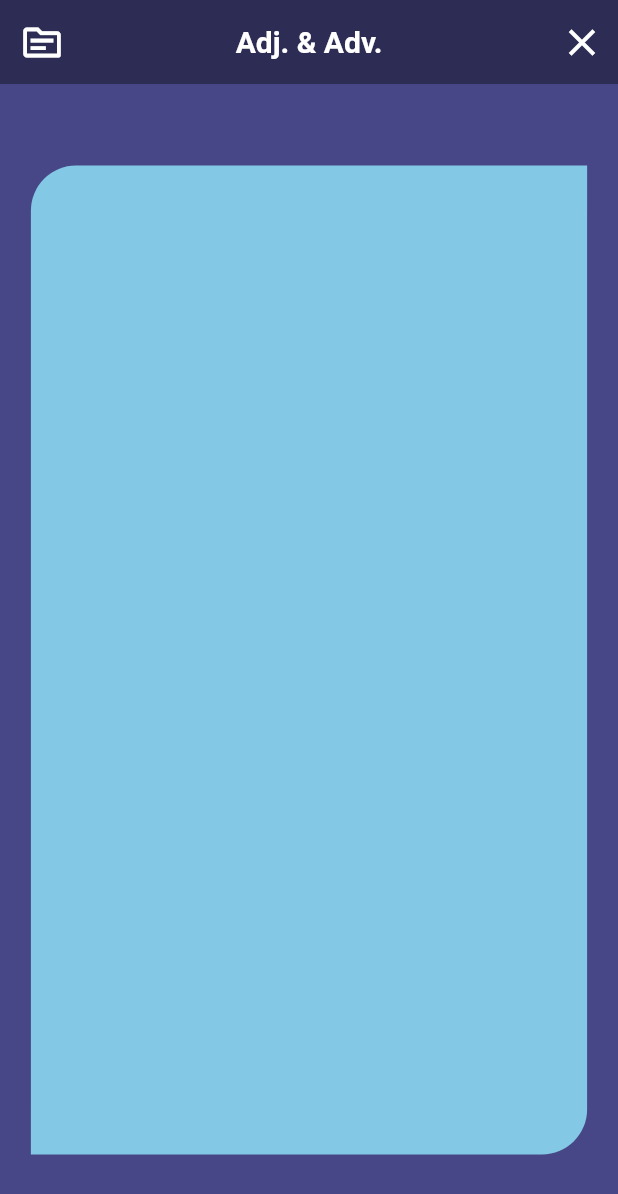
After one commit to ashikulislamdev/flashcard_app, a Flutter app: the screen it shows after launch, after a tap on "Adj. & Adv.", on a phone screen of 412 x 824 dp. The commit adds this screen. Shown: the top 1194 px of the screen. Run offline on Flutter 3.47's test engine with Material 3 defaults, Android fonts, the phone set to English and light mode, and no system bars.

Commit message:
Custom SlideAnimation and FadeIn animation added

```diff
--- /dev/null
+++ b/lib/animation/fadein_animation.dart
@@ -0,0 +1,51 @@
+import 'package:flutter/material.dart';
+
+class FadeInAnimation extends StatefulWidget {
+  const FadeInAnimation({super.key, required this.child});
+  final Widget child;
+
+  @override
+  State<FadeInAnimation> createState() => _FadeInAnimationState();
+}
+
+class _FadeInAnimationState extends State<FadeInAnimation>
+    with SingleTickerProviderStateMixin {
+  late final AnimationController animationController;
+  late final Animation scaleAnimation, opacityAnimation;
+
+  @override
+  void initState() {
+    animationController = AnimationController(
+        duration: const Duration(milliseconds: 800), vsync: this);
+
+    scaleAnimation = Tween(begin: 0.90, end: 1.0).animate(CurvedAnimation(
+        parent: animationController, curve: Curves.easeInOutSine));
+
+    opacityAnimation = Tween(begin: 0.50, end: 1.0).animate(CurvedAnimation(
+        parent: animationController, curve: Curves.easeInOutSine));
+    animationController.forward();
+
+    super.initState();
+  }
+
+  @override
+  void dispose() {
+    animationController.dispose();
+    super.dispose();
+  }
+
+  @override
+  Widget build(BuildContext context) {
+    return AnimatedBuilder(
+      animation: animationController,
+      builder: (context, child) => Opacity(
+        opacity: opacityAnimation.value,
+        child: Transform(
+          alignment: Alignment.center,
+          transform: Matrix4.identity()..scale(scaleAnimation.value),
+          child: widget.child,
+        ),
+      ),
+    );
+  }
+}
--- /dev/null
+++ b/lib/animation/slide_animation.dart
@@ -0,0 +1,101 @@
+import 'package:flutter/material.dart';
+
+enum SlideDirection {
+  none,
+  rightIn,
+  leftIn,
+  upIn,
+  bottomIn,
+  bottomRightIn,
+  topRightIn,
+  topLeftIn,
+  bottomLeftIn
+}
+
+class SlideAnimation extends StatefulWidget {
+  const SlideAnimation(
+      {super.key,
+      required this.child,
+      required this.slideDirection,
+      this.isAnimate = true});
+  final Widget child;
+  final SlideDirection slideDirection;
+  final bool isAnimate;
+
+  @override
+  State<SlideAnimation> createState() => _SlideAnimationState();
+}
+
+class _SlideAnimationState extends State<SlideAnimation>
+    with SingleTickerProviderStateMixin {
+  late final AnimationController animationController;
+
+  @override
+  void initState() {
+    animationController = AnimationController(
+        vsync: this, duration: const Duration(milliseconds: 800));
+
+    if (widget.isAnimate) {
+      animationController.forward();
+    }
+
+    super.initState();
+  }
+
+  @override
+  void didUpdateWidget(covariant SlideAnimation oldWidget) {
+    if (widget.isAnimate) {
+      animationController.forward();
+    }
+    super.didUpdateWidget(oldWidget);
+  }
+
+  @override
+  void dispose() {
+    animationController.dispose();
+    super.dispose();
+  }
+
+  @override
+  Widget build(BuildContext context) {
+    final Animation<Offset> animation;
+    Tween<Offset> tween;
+
+    switch (widget.slideDirection) {
+      case SlideDirection.rightIn:
+        tween = Tween(begin: const Offset(1, 0), end: const Offset(0, 0));
+        break;
+      case SlideDirection.leftIn:
+        tween = Tween(begin: const Offset(-1, 0), end: const Offset(0, 0));
+        break;
+      case SlideDirection.upIn:
+        tween = Tween(begin: const Offset(0, 1), end: const Offset(0, 0));
+        break;
+      case SlideDirection.bottomIn:
+        tween = Tween(begin: const Offset(0, -1), end: const Offset(0, 0));
+        break;
+      case SlideDirection.bottomRightIn:
+        tween = Tween(begin: const Offset(1, 1), end: const Offset(0, 0));
+        break;
+      case SlideDirection.bottomLeftIn:
+        tween = Tween(begin: const Offset(-1, 1), end: const Offset(0, 0));
+        break;
+      case SlideDirection.topRightIn:
+        tween = Tween(begin: const Offset(1, -1), end: const Offset(0, 0));
+        break;
+      case SlideDirection.topLeftIn:
+        tween = Tween(begin: const Offset(-1, -1), end: const Offset(0, 0));
+        break;
+      default:
+        tween = Tween(begin: const Offset(0, 0), end: const Offset(0, 0));
+        break;
+    }
+    animation = tween.animate(
+        CurvedAnimation(parent: animationController, curve: Curves.easeInOut));
+
+    return SlideTransition(
+      position: animation,
+      child: widget.child,
+    );
+  }
+}
--- a/lib/pages/flashcard_page.dart
+++ b/lib/pages/flashcard_page.dart
@@ -1,3 +1,4 @@
+import 'package:flashcard_app/animation/slide_animation.dart';
 import 'package:flashcard_app/controller/flashcard_notifier.dart';
 import 'package:flashcard_app/utils/constants.dart';
 import 'package:flashcard_app/widgets/common_appbar.dart';
@@ -19,7 +20,9 @@ class _FlashCardPageState extends State<FlashCardPage> {
     return Consumer<FlashCardNotifier>(builder: (_, notifier, __) {
       return Scaffold(
         appBar: const CommonAppBar(),
-        body: Center(
+        body: SlideAnimation(
+          slideDirection: SlideDirection.topRightIn,
+          child: Center(
             child: Container(
               width: dSize.width * 0.9,
               height: dSize.height * 0.8,
@@ -30,6 +33,7 @@ class _FlashCardPageState extends State<FlashCardPage> {
                       bottomRight: Radius.circular(30))),
             ),
           ),
+        ),
       );
     });
   }
--- a/lib/pages/home_page.dart
+++ b/lib/pages/home_page.dart
@@ -1,3 +1,4 @@
+import 'package:flashcard_app/animation/fadein_animation.dart';
 import 'package:flashcard_app/data/words.dart';
 import 'package:flashcard_app/utils/constants.dart';
 import 'package:flashcard_app/widgets/topic_tile.dart';
@@ -44,10 +45,12 @@ class _HomePageState extends State<HomePage> {
               color: whiteColor,
               size: 32,
             ),
-            Text(
-              "Flash Card\n我国学习卡",
-              textAlign: TextAlign.center,
-              style: appTheme.appBarTheme.titleTextStyle,
+            FadeInAnimation(
+              child: Text(
+                "Flash Card\n我国学习卡",
+                textAlign: TextAlign.center,
+                style: appTheme.appBarTheme.titleTextStyle,
+              ),
             ),
             const Icon(
               Icons.settings_outlined,
@@ -67,7 +70,8 @@ class _HomePageState extends State<HomePage> {
               flexibleSpace: FlexibleSpaceBar(
                 background: Padding(
                   padding: EdgeInsets.all(dSize.width * 0.09),
-                  child: Image.asset("assets/images/dragon.png"),
+                  child: FadeInAnimation(
+                      child: Image.asset("assets/images/dragon.png")),
                 ),
               ),
             ),
--- a/lib/widgets/common_appbar.dart
+++ b/lib/widgets/common_appbar.dart
@@ -1,3 +1,4 @@
+import 'package:flashcard_app/animation/fadein_animation.dart';
 import 'package:flashcard_app/controller/flashcard_notifier.dart';
 import 'package:flashcard_app/pages/home_page.dart';
 import 'package:flashcard_app/utils/constants.dart';
@@ -11,7 +12,8 @@ class CommonAppBar extends StatelessWidget implements PreferredSizeWidget {
 
   @override
   Widget build(BuildContext context) {
-    return Consumer<FlashCardNotifier>(builder: (_, notifier, __) {
+    return Consumer<FlashCardNotifier>(
+      builder: (_, notifier, __) {
         return AppBar(
           leading: Padding(
             padding: const EdgeInsets.all(8),
@@ -21,12 +23,15 @@ class CommonAppBar extends StatelessWidget implements PreferredSizeWidget {
                 Icons.topic_outlined,
                 size: 30,
                 color: whiteColor,
-              )),
               ),
-        title: Text(
+            ),
+          ),
+          title: FadeInAnimation(
+            child: Text(
               notifier.topic,
-          style:
-              appTheme.appBarTheme.titleTextStyle!.copyWith(color: whiteColor),
+              style: appTheme.appBarTheme.titleTextStyle!
+                  .copyWith(color: whiteColor),
+            ),
           ),
           actions: [
             IconButton(
@@ -41,10 +46,12 @@ class CommonAppBar extends StatelessWidget implements PreferredSizeWidget {
                 Icons.close,
                 size: 30,
                 color: whiteColor,
-              ))
+              ),
+            )
           ],
         );
-    });
+      },
+    );
   }
 
   @override
--- a/lib/widgets/topic_tile.dart
+++ b/lib/widgets/topic_tile.dart
@@ -1,3 +1,4 @@
+import 'package:flashcard_app/animation/fadein_animation.dart';
 import 'package:flashcard_app/utils/constants.dart';
 import 'package:flashcard_app/utils/methods.dart';
 import 'package:flutter/material.dart';
@@ -8,7 +9,8 @@ class ToipicTile extends StatelessWidget {
 
   @override
   Widget build(BuildContext context) {
-    return GestureDetector(
+    return FadeInAnimation(
+      child: GestureDetector(
         onTap: () {
           loadSession(context: context, topic: topic);
         },
@@ -37,6 +39,7 @@ class ToipicTile extends StatelessWidget {
             ],
           ),
         ),
+      ),
     );
   }
 }
```
Lines whose indentation alone changed are shown as unchanged.
